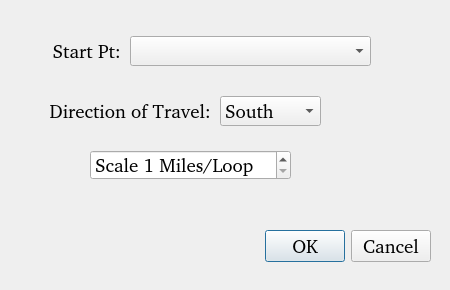
This is Acela_Strt_Pt.ui in prsaunders/AI_Train as Qt 5 draws it before an edit. The edited form follows.
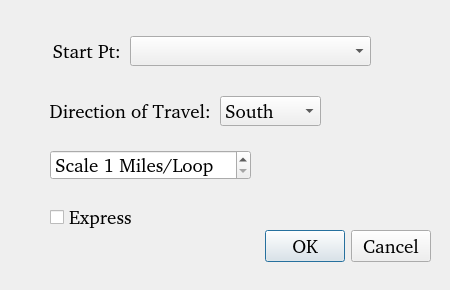
This is the edited form.

Commit message: Added Express feature to Mani and Local

Diff of the .ui file:
```diff
--- a/Acela_Strt_Pt.ui
+++ b/Acela_Strt_Pt.ui
@@ -146,7 +146,7 @@
   <widget class="QSpinBox" name="sbxScale">
    <property name="geometry">
     <rect>
-     <x>90</x>
+     <x>50</x>
      <y>150</y>
      <width>201</width>
      <height>30</height>
@@ -171,6 +171,25 @@
     <number>10</number>
    </property>
   </widget>
+  <widget class="QCheckBox" name="cbxExpress">
+   <property name="geometry">
+    <rect>
+     <x>50</x>
+     <y>200</y>
+     <width>117</width>
+     <height>34</height>
+    </rect>
+   </property>
+   <property name="font">
+    <font>
+     <family>Piboto [Goog]</family>
+     <pointsize>14</pointsize>
+    </font>
+   </property>
+   <property name="text">
+    <string>Express</string>
+   </property>
+  </widget>
  </widget>
  <resources/>
  <connections>
```
The commit also changes 6 other files.
